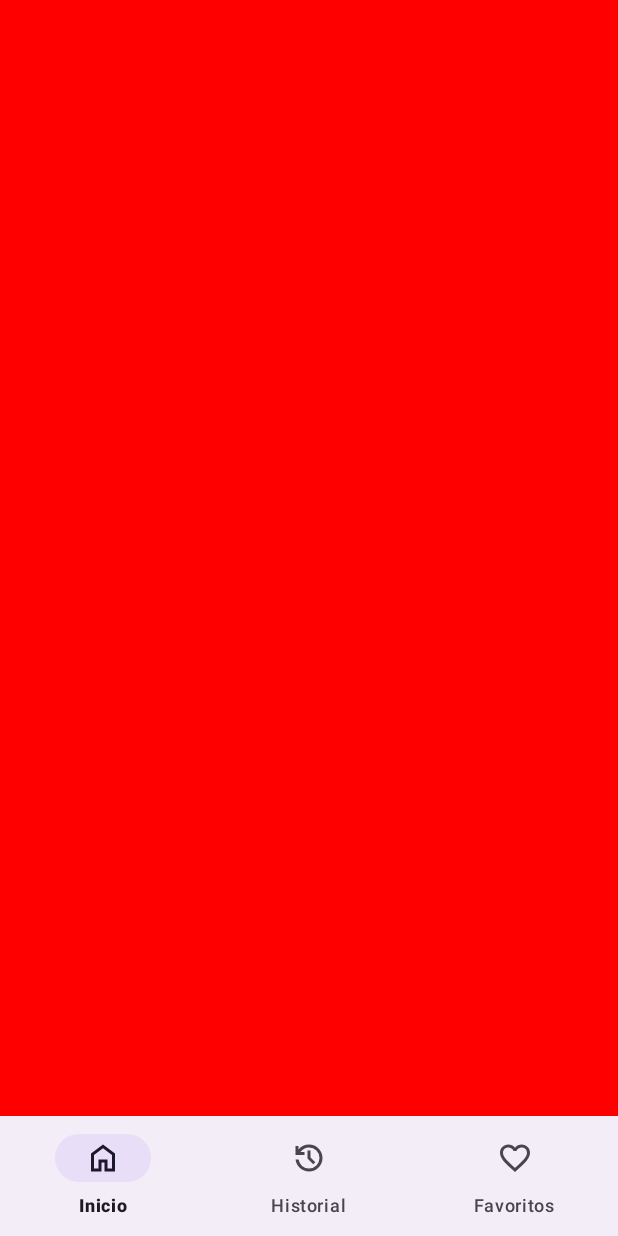
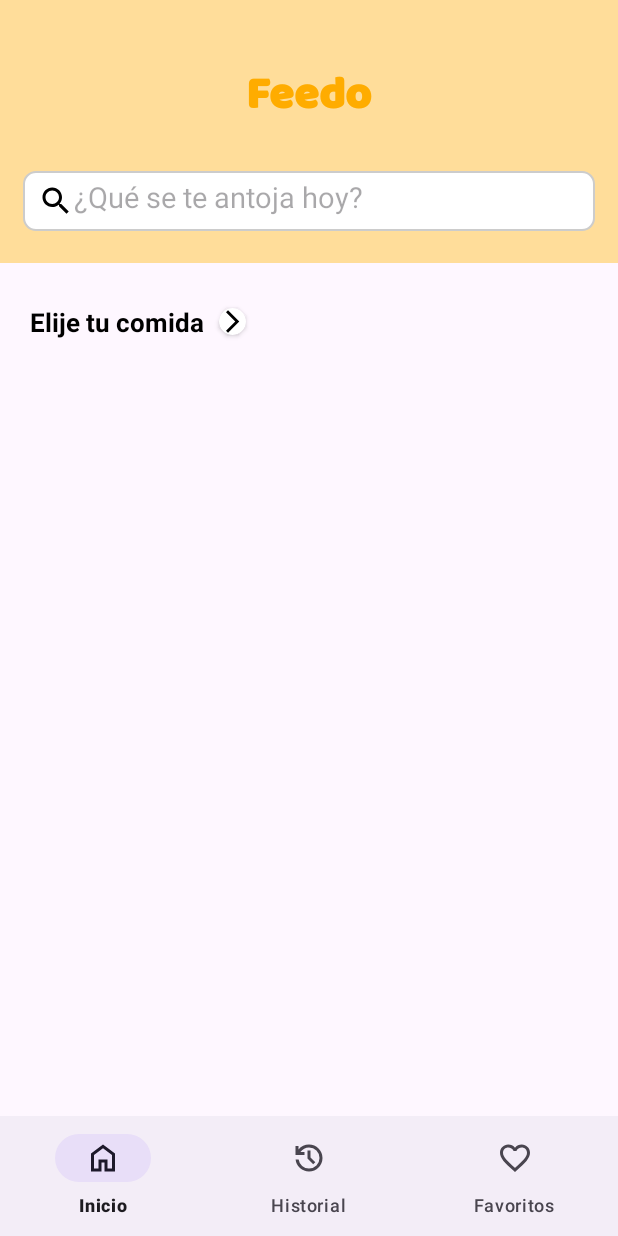
Before and after one commit to FeedoProyect/Feedo, an Android app: the screen it shows after launch (MainActivity), on a phone screen of 412 x 824 dp. Run offline under Robolectric (Android 15) with nearby library versions, the phone set to English and light mode, and no system bars; our stand-ins replace Dagger/Hilt's generated code, navigation-ui.

Commit message:
Iniciando con el front end del inicio

```diff
--- /dev/null
+++ b/app/src/main/res/drawable/edittext_corner.xml
@@ -0,0 +1,16 @@
+<?xml version="1.0" encoding="utf-8"?>
+<shape xmlns:android="http://schemas.android.com/apk/res/android"
+    android:shape="rectangle">
+
+    <!-- Fondo del EditText -->
+    <solid android:color="#FFFFFF"/> <!-- Puedes cambiar el color de fondo -->
+
+    <!-- Bordes redondeados -->
+    <corners android:radius="8dp"/> <!-- Puedes cambiar el radio -->
+
+    <!-- Línea de borde (opcional) -->
+    <stroke
+        android:width="1dp"
+        android:color="#CCCCCC"/> <!-- Puedes cambiar el color del borde -->
+
+</shape>
--- /dev/null
+++ b/app/src/main/res/drawable/ic_piquito_feedo.xml
@@ -0,0 +1,5 @@
+<vector xmlns:android="http://schemas.android.com/apk/res/android" android:autoMirrored="true" android:height="24dp" android:tint="#000000" android:viewportHeight="960" android:viewportWidth="960" android:width="24dp">
+
+    <path android:fillColor="@android:color/white" android:pathData="M321,880L250,809L579,480L250,151L321,80L721,480L321,880Z"/>
+
+</vector>
--- /dev/null
+++ b/app/src/main/res/drawable/ic_search_edittext.xml
@@ -0,0 +1,5 @@
+<vector xmlns:android="http://schemas.android.com/apk/res/android" android:height="24dp" android:tint="#000000" android:viewportHeight="24" android:viewportWidth="24" android:width="24dp">
+
+    <path android:fillColor="@android:color/white" android:pathData="M15.5,14h-0.79l-0.28,-0.27C15.41,12.59 16,11.11 16,9.5 16,5.91 13.09,3 9.5,3S3,5.91 3,9.5 5.91,16 9.5,16c1.61,0 3.09,-0.59 4.23,-1.57l0.27,0.28v0.79l5,4.99L20.49,19l-4.99,-5zM9.5,14C7.01,14 5,11.99 5,9.5S7.01,5 9.5,5 14,7.01 14,9.5 11.99,14 9.5,14z"/>
+
+</vector>
--- a/app/src/main/res/layout/fragment_menu.xml
+++ b/app/src/main/res/layout/fragment_menu.xml
@@ -1,10 +1,103 @@
 <?xml version="1.0" encoding="utf-8"?>
-<FrameLayout xmlns:android="http://schemas.android.com/apk/res/android"
+<ScrollView xmlns:android="http://schemas.android.com/apk/res/android"
+    xmlns:app="http://schemas.android.com/apk/res-auto"
     xmlns:tools="http://schemas.android.com/tools"
     android:layout_width="match_parent"
-    android:layout_height="match_parent"
-    android:background="@color/red"
-    tools:context=".UI.feedoMenu.MenuFragment">
+    android:layout_height="match_parent">
+
+    <androidx.constraintlayout.widget.ConstraintLayout
+        android:layout_width="match_parent"
+        android:layout_height="wrap_content"
+        tools:context=".UI.feedoMenu.MenuFragment">
+
+        <View
+            android:id="@+id/viewTittle"
+            android:layout_width="0dp"
+            android:layout_height="175dp"
+            android:background="@color/ToolbarDeFeedo"
+            app:layout_constraintEnd_toEndOf="parent"
+            app:layout_constraintStart_toStartOf="parent"
+            app:layout_constraintTop_toTopOf="parent" />
+
+        <TextView
+            android:id="@+id/Titulo"
+            android:layout_width="wrap_content"
+            android:layout_height="wrap_content"
+            android:layout_marginTop="40dp"
+            android:layout_marginBottom="30dp"
+            android:fontFamily="@font/balo_thambi"
+            android:text="@string/Tittle"
+            android:textColor="@color/tittle_color"
+            android:textSize="30sp"
+            android:textStyle="bold"
+            app:layout_constraintBottom_toTopOf="@+id/etSearchFeed"
+            app:layout_constraintEnd_toEndOf="parent"
+            app:layout_constraintStart_toStartOf="parent"
+            app:layout_constraintTop_toTopOf="parent" />
+
+        <EditText
+            android:id="@+id/etSearchFeed"
+            android:layout_width="0dp"
+            android:layout_height="40dp"
+            android:layout_marginHorizontal="15dp"
+            android:layout_marginTop="27dp"
+            android:background="@drawable/edittext_corner"
+            android:drawableStart="@drawable/ic_search_edittext"
+            android:hint="@string/hintBuscadorPrincipal"
+            android:maxLines="1"
+            android:padding="10dp"
+            android:singleLine="true"
+            android:textSize="19sp"
+            app:layout_constraintEnd_toEndOf="parent"
+            app:layout_constraintStart_toStartOf="parent"
+            app:layout_constraintTop_toBottomOf="@+id/Titulo" />
+
+        <TextView
+            android:id="@+id/catalogoTittle"
+            android:layout_width="wrap_content"
+            android:layout_height="wrap_content"
+            app:layout_constraintStart_toStartOf="parent"
+            app:layout_constraintTop_toBottomOf="@+id/viewTittle"
+            android:layout_marginStart="20dp"
+            android:layout_marginTop="27dp"
+            android:text="@string/textView_catalogo"
+            android:textColor="@color/black"
+            android:textSize="17sp"
+            android:textStyle="bold"/>
+
+        <androidx.cardview.widget.CardView
+            android:layout_width="18dp"
+            android:layout_height="18dp"
+            android:layout_marginStart="10dp"
+            android:layout_marginTop="30dp"
+            app:cardCornerRadius="16dp"
+            app:layout_constraintStart_toEndOf="@+id/catalogoTittle"
+            app:layout_constraintTop_toBottomOf="@+id/viewTittle">
+
+            <FrameLayout
+                android:layout_width="match_parent"
+                android:layout_height="match_parent"
+                android:layout_gravity="center">
+
+                <ImageView
+                    android:layout_width="wrap_content"
+                    android:layout_height="wrap_content"
+                    android:layout_gravity="center"
+                    android:src="@drawable/ic_piquito_feedo" />
+
+            </FrameLayout>
+
+        </androidx.cardview.widget.CardView>
+
+        <androidx.recyclerview.widget.RecyclerView
+            android:id="@+id/rvCatolgo"
+            android:layout_width="match_parent"
+            android:layout_height="wrap_content"
+            android:layout_marginTop="4dp"
+            app:layout_constraintStart_toStartOf="parent"
+            app:layout_constraintTop_toBottomOf="@+id/catalogoTittle"/>
 
 
-</FrameLayout>
+    </androidx.constraintlayout.widget.ConstraintLayout>
+
+</ScrollView>
--- a/app/src/main/res/values/colors.xml
+++ b/app/src/main/res/values/colors.xml
@@ -9,4 +9,9 @@
     <color name="pink">#D113C6</color>
     <color name="blue">#2317D3</color>
 
+
+    <!-- Colores Feedo -->
+    <color name="ToolbarDeFeedo">#FFDD9A</color>
+    <color name="tittle_color">#FFAC00</color>
+
 </resources>
--- a/app/src/main/res/values/strings.xml
+++ b/app/src/main/res/values/strings.xml
@@ -8,4 +8,12 @@
     <string name="historial_BottomBar">Historial</string>
     <string name="favoritos_BottomBar">Favoritos</string>
 
+    <!-- Menu Pricipal -->
+    <string name="Tittle">Feedo</string>
+    <string name="hintBuscadorPrincipal">¿Qué se te antoja hoy?</string>
+    <string name="textView_catalogo">Elije tu comida</string>
+    <string name="textView_rapidas">Recetas rapidas</string>
+    <string name="textView_riquisimas">Riquisimas!</string>
+    <string name="textView_criollas">Criollas</string>
+
 </resources>
```
Also changed, not shown: app/src/main/res/font/balo_thambi.ttf (added).
